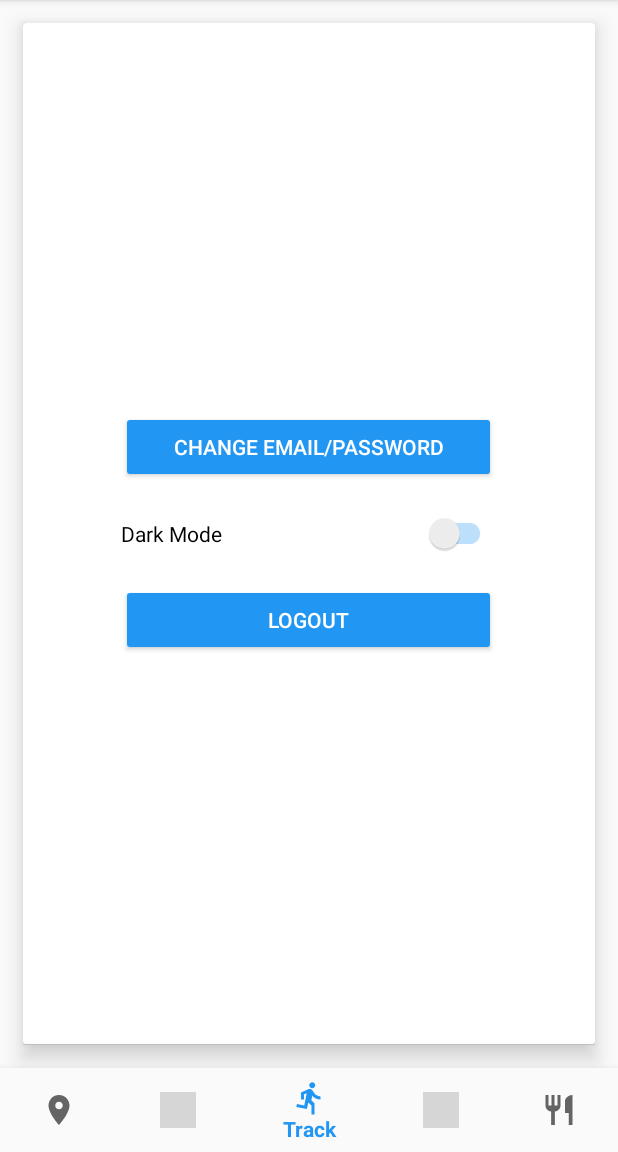
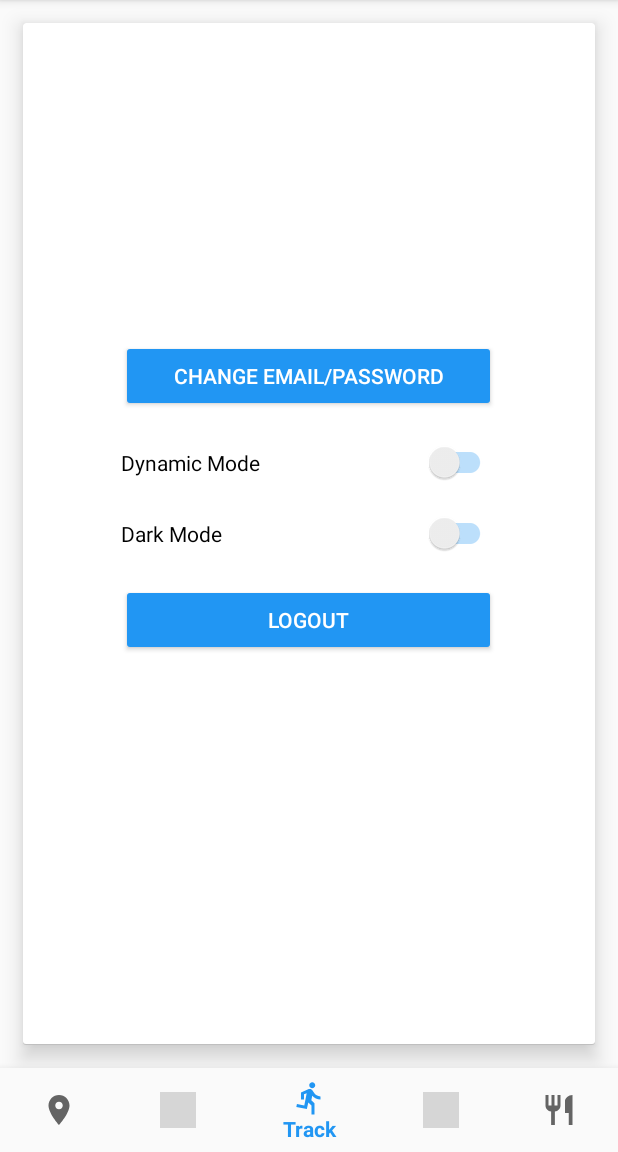
Before and after one commit to dedeco99/RunAway, an Android app: the fragment SettingsFragment placed in its activity, on a phone screen of 412 x 824 dp, the part 84-1236 px from its top. Run offline under Robolectric (Android 15) with nearby library versions, the light colour scheme and no system bars; grey boxes are pictures that could not be loaded.

Commit message:
Added dynamic theme functionality

```diff
--- a/app/src/main/java/com/runaway/runaway/SettingsFragment.java
+++ b/app/src/main/java/com/runaway/runaway/SettingsFragment.java
@@ -15,23 +15,26 @@ import android.view.LayoutInflater;
 import android.view.View;
 import android.view.ViewGroup;
 import android.widget.Button;
-import android.widget.CompoundButton;
-import android.widget.LinearLayout;
 import android.widget.RelativeLayout;
-import android.widget.Toast;
 
 public class SettingsFragment extends Fragment implements  IChangeableTheme{
     private Button changeEmailPasswordButton;
+    private SwitchCompat dynamicSwitch;
     private SwitchCompat themeSwitch;
     private Button logoutButton;
+
+    private boolean dynamicMode;
 
     @Nullable
     @Override
     public View onCreateView(@NonNull LayoutInflater inflater, @Nullable ViewGroup container, @Nullable Bundle savedInstanceState) {
         View view=inflater.inflate(R.layout.fragment_settings,container, false);
 
+        SharedPreferences preferences=PreferenceManager.getDefaultSharedPreferences(getContext());
+        dynamicMode=preferences.getBoolean("DYNAMIC_MODE",false);
 
         changeEmailPasswordButton=view.findViewById(R.id.changeEmailPassButton);
+        dynamicSwitch=view.findViewById(R.id.dynamicSwitch);
         themeSwitch=view.findViewById(R.id.themeSwitch);
         logoutButton=view.findViewById(R.id.logoutButton);
         setSelectedTheme(view);
@@ -47,7 +50,10 @@ public class SettingsFragment extends Fragment implements  IChangeableTheme{
         });
 
         themeSwitch.setChecked(MainActivity.getInstance().isDarkModeEnabled());
-        themeSwitch.setOnCheckedChangeListener((CompoundButton buttonView, boolean isChecked)->toggleNotifications(buttonView,isChecked));
+        themeSwitch.setOnCheckedChangeListener(this::toggleDarkMode);
+
+        dynamicSwitch.setChecked(dynamicMode);
+        dynamicSwitch.setOnCheckedChangeListener(this::toggleDynamicMode);
 
         logoutButton.setOnClickListener((View v)->{
             SharedPreferences sharedPref = PreferenceManager.getDefaultSharedPreferences(getContext());
@@ -60,7 +66,7 @@ public class SettingsFragment extends Fragment implements  IChangeableTheme{
         });
     }
 
-    public void toggleNotifications(View view,boolean state){
+    public void toggleDarkMode(View view,boolean state){
         SharedPreferences sharedPreferences = PreferenceManager.getDefaultSharedPreferences(getContext());
         SharedPreferences.Editor editor = sharedPreferences.edit();
 
@@ -75,6 +81,23 @@ public class SettingsFragment extends Fragment implements  IChangeableTheme{
         editor.apply();
         Intent intent = new Intent(getContext(), SplashActivity.class);
         startActivity(intent);
+        getActivity().finish();
+    }
+
+    public void toggleDynamicMode(View view,boolean state){
+        SharedPreferences sharedPreferences = PreferenceManager.getDefaultSharedPreferences(getContext());
+        SharedPreferences.Editor editor = sharedPreferences.edit();
+
+        if(state){
+            editor.putBoolean("DYNAMIC_MODE",true);
+        }else {
+            editor.putBoolean("DYNAMIC_MODE",false);
+        }
+
+        editor.apply();
+        Intent intent = new Intent(getContext(), SplashActivity.class);
+        startActivity(intent);
+        getActivity().finish();
     }
 
     @Override
@@ -84,8 +107,6 @@ public class SettingsFragment extends Fragment implements  IChangeableTheme{
             Drawable drawable=rl.getBackground().getCurrent();
             drawable.setColorFilter(Color.parseColor("#33343B"),PorterDuff.Mode.MULTIPLY);
             themeSwitch.setTextColor(Color.parseColor("#cccccc"));
-        }else{
-
         }
     }
 }
--- a/app/src/main/res/layout/fragment_settings.xml
+++ b/app/src/main/res/layout/fragment_settings.xml
@@ -14,10 +14,21 @@
         android:layout_width="250dp"
         android:layout_height="wrap_content"
         android:layout_centerHorizontal="true"
-        android:layout_above="@+id/themeSwitch"
+        android:layout_above="@+id/dynamicSwitch"
         android:text="@string/change_email_password"
         android:textColor="@color/colorAccent"
         android:backgroundTint="@color/colorPrimary"
+        android:layout_marginBottom="20dp" />
+
+    <android.support.v7.widget.SwitchCompat
+        android:id="@+id/dynamicSwitch"
+        android:layout_width="250dp"
+        android:layout_height="wrap_content"
+        android:layout_centerHorizontal="true"
+        android:layout_above="@+id/themeSwitch"
+        android:backgroundTint="@color/colorPrimary"
+        android:text="@string/change_dynamic"
+        android:theme="@style/BlueSwitch"
         android:layout_marginBottom="20dp" />
 
     <android.support.v7.widget.SwitchCompat
--- a/app/src/main/res/values/strings.xml
+++ b/app/src/main/res/values/strings.xml
@@ -94,6 +94,7 @@
     <string name="gps_reload">Reload after turing gps on</string>
     <string name="reload">Reload</string>
     <string name="change_email_password">Change Email/Password</string>
+    <string name="change_dynamic">Dynamic Mode</string>
     <string name="change_theme">Dark Mode</string>
     <string name="logout">Logout</string>
 </resources>
```
Also changed, not shown: app/src/main/java/com/runaway/runaway/SplashActivity.java (+48 -4 lines).
